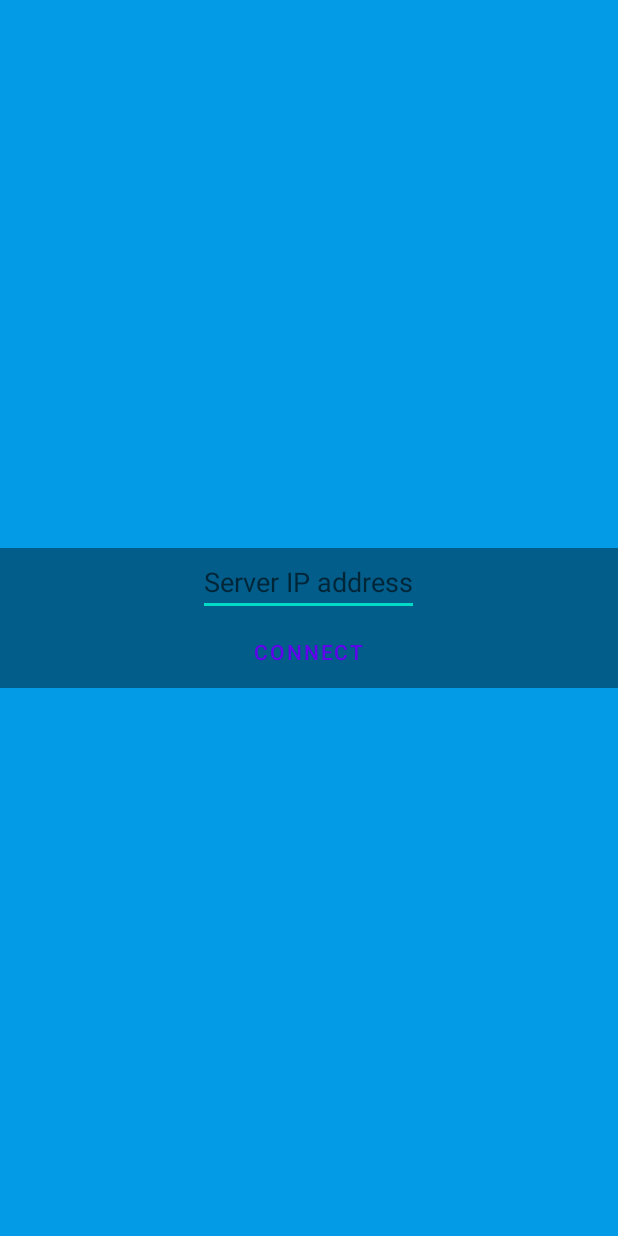
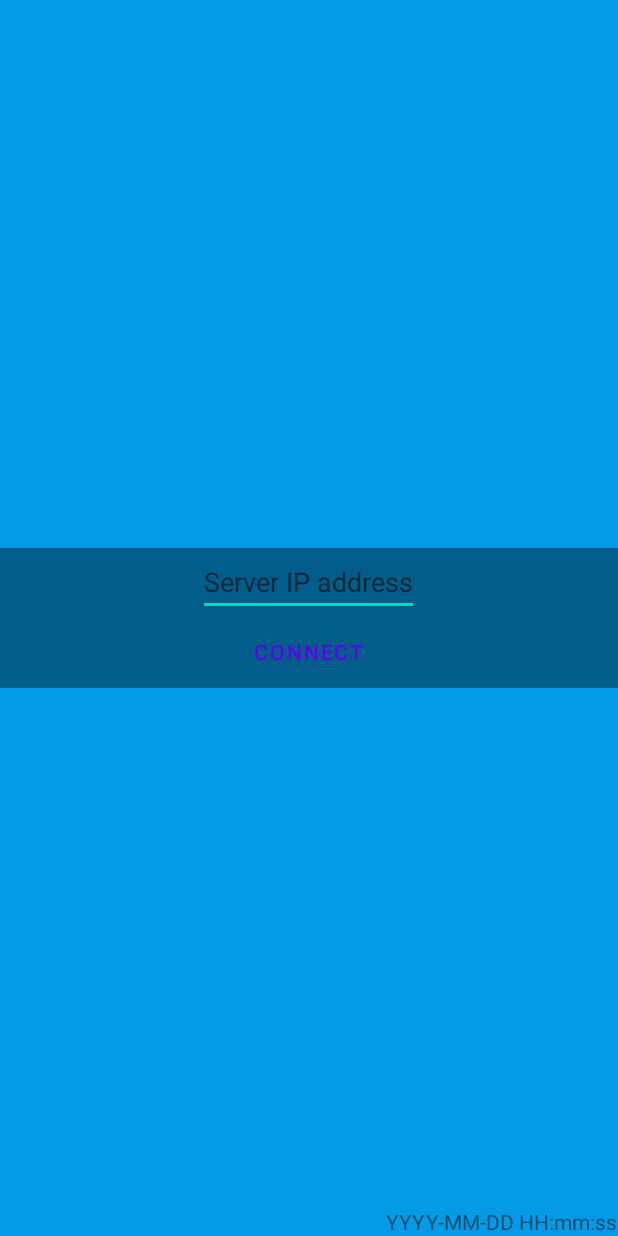
Before and after one commit to coolsoftrf/P2PMonitoring, an Android app: the layout activity_main.xml on its own in the app's theme, with its tools: preview values and no code run, on a phone screen of 412 x 824 dp. Run offline under Robolectric (Android 15) with nearby library versions, the phone set to English and light mode, and no system bars.

Commit message:
frame timestamps

```diff
--- a/camera/src/main/res/values/strings.xml
+++ b/camera/src/main/res/values/strings.xml
@@ -3,6 +3,7 @@
     <string name="menu_settings">Settings</string>
     <string name="client_count">Clients connected: %d</string>
     <string name="unknown_command">Unknown command: %d</string>
+    <string name="malformed_command">Malformed command contents: %s</string>
     <string name="unknown_error">Unknown error: %d</string>
     <string name="mapping_info">Listening on %s:%d</string>
     <string name="already_mapped_info">Already mapped on %s:%d by %s</string>
--- a/monitor/src/main/res/layout/activity_main.xml
+++ b/monitor/src/main/res/layout/activity_main.xml
@@ -50,19 +50,23 @@
                 android:layout_weight="1"
                 android:onClick="onConnectClicked"
                 android:text="@string/connect_button"
-                tools:text="@string/connect_button"
-                tools:ignore="UsingOnClickInXml" />
+                tools:ignore="UsingOnClickInXml"
+                tools:text="@string/connect_button" />
 
             <ProgressBar
                 android:id="@+id/connection_progress"
                 android:layout_width="wrap_content"
                 android:layout_height="wrap_content"
                 android:visibility="gone" />
-
         </LinearLayout>
 
+        <FrameLayout
+            android:id="@+id/camera_controls"
+            android:layout_width="wrap_content"
+            android:layout_height="match_parent"
+            android:layout_gravity="end">
+
             <LinearLayout
-            android:id="@+id/camera_controls"
                 style="@style/Widget.Theme.P2PMonitoring.ButtonBar.Fullscreen"
                 android:layout_width="wrap_content"
                 android:layout_height="wrap_content"
@@ -80,8 +84,8 @@
                     android:layout_weight="1"
                     android:onClick="onDisconnectClicked"
                     android:text="@string/disconnect_button"
-                tools:text="@string/disconnect_button"
-                tools:ignore="UsingOnClickInXml" />
+                    tools:ignore="UsingOnClickInXml"
+                    tools:text="@string/disconnect_button" />
 
                 <Button
                     android:id="@+id/flash_button"
@@ -91,10 +95,17 @@
                     android:layout_weight="1"
                     android:onClick="onFlashClicked"
                     android:text="@string/torch_on_button"
-                tools:text="@string/torch_on_button"
-                tools:ignore="UsingOnClickInXml" />
+                    tools:ignore="UsingOnClickInXml"
+                    tools:text="@string/torch_on_button" />
+            </LinearLayout>
 
-        </LinearLayout>
+            <TextView
+                android:id="@+id/timestamp"
+                android:layout_width="wrap_content"
+                android:layout_height="wrap_content"
+                android:layout_gravity="end|bottom"
+                tools:text="YYYY-MM-DD HH:mm:ss" />
+        </FrameLayout>
     </FrameLayout>
 
 </FrameLayout>
```
Also changed, not shown: camera/src/main/java/ru/coolsoft/p2pcamera/MainActivity.java (+10 -2 lines), monitor/src/main/java/ru/coolsoft/p2pmonitor/MainActivity.java (+27 -9 lines). Lines whose indentation alone changed are shown as unchanged.
